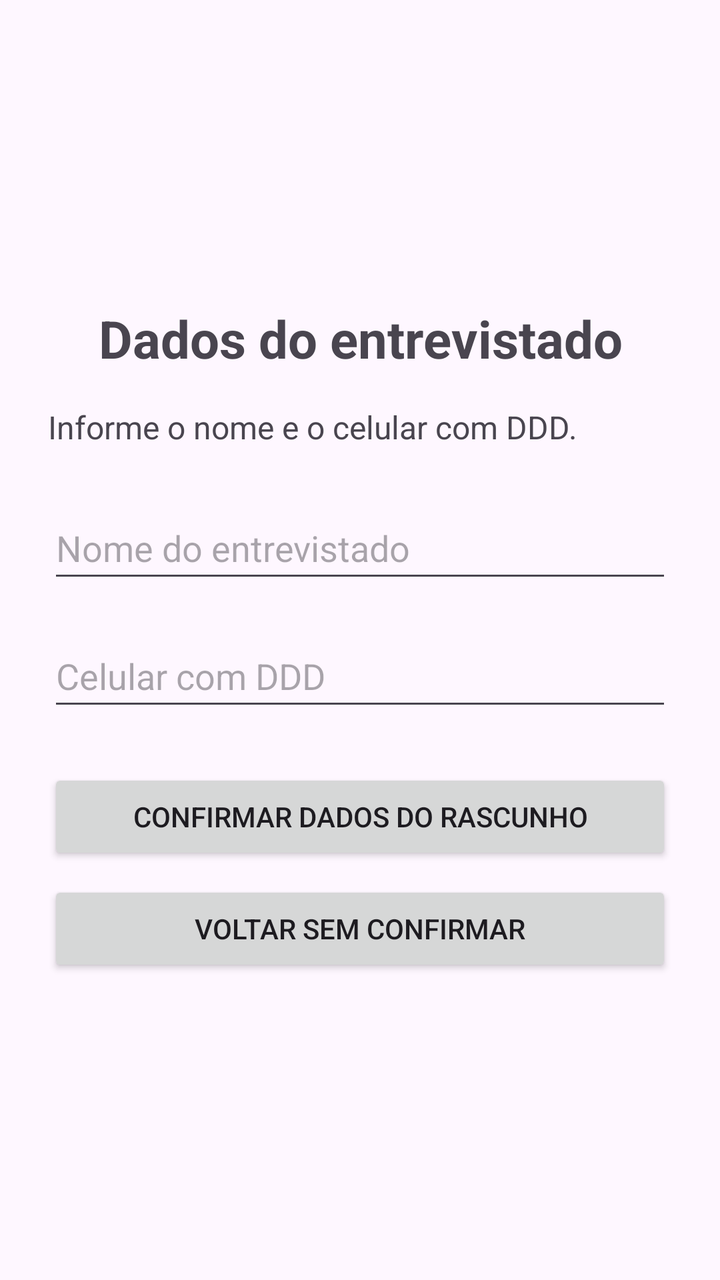
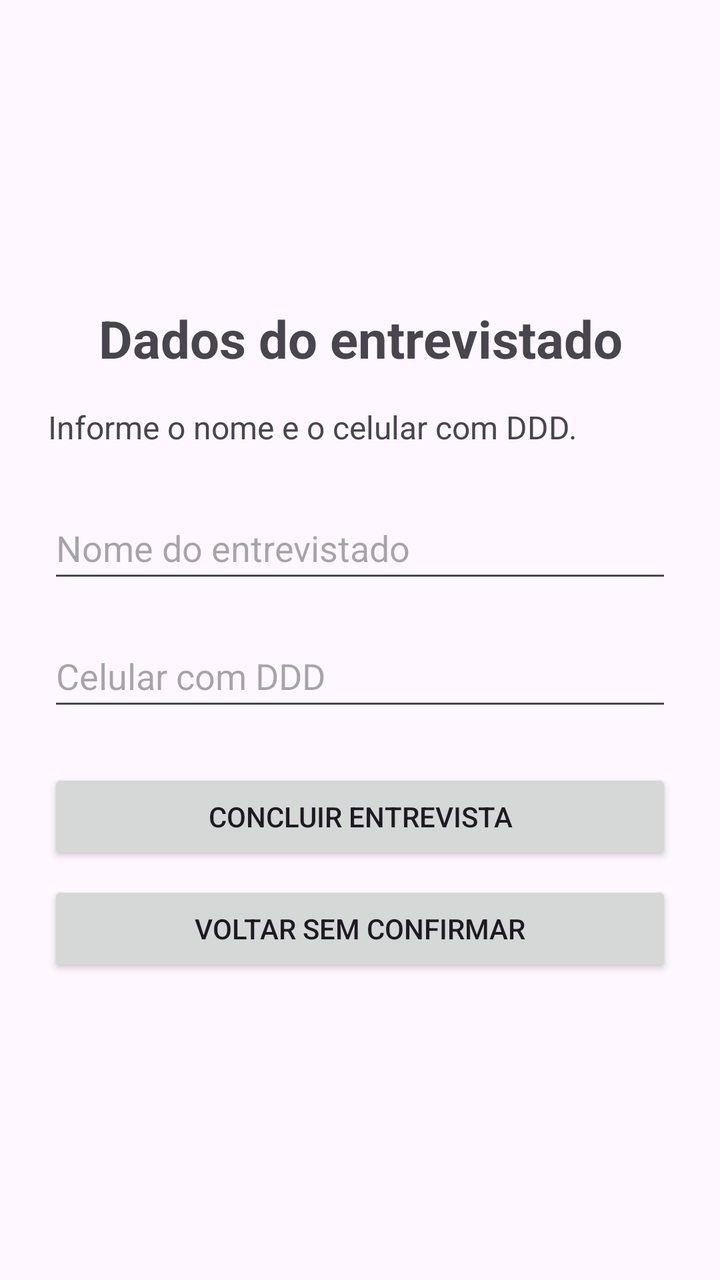

Screens rendered from an Android XML layout before and after an edit, with the pre-edit source and the edit as a unified diff.
<!-- AndroidManifest.xml: application theme Theme.AppEleicao -->
<!-- res/layout/activity_dados_entrevistado.xml -->
<?xml version="1.0" encoding="utf-8"?>
<ScrollView
    xmlns:android="http://schemas.android.com/apk/res/android"
    android:id="@+id/main"
    android:layout_width="match_parent"
    android:layout_height="match_parent"
    android:fillViewport="true">

    <LinearLayout
        android:layout_width="match_parent"
        android:layout_height="wrap_content"
        android:orientation="vertical"
        android:gravity="center_vertical"
        android:padding="24dp">

        <TextView
            android:layout_width="match_parent"
            android:layout_height="wrap_content"
            android:text="@string/dados_titulo"
            android:textSize="26sp"
            android:textStyle="bold"
            android:gravity="center" />

        <TextView
            android:layout_width="match_parent"
            android:layout_height="wrap_content"
            android:layout_marginTop="16dp"
            android:text="@string/dados_orientacao"
            android:textSize="16sp" />

        <EditText
            android:id="@+id/etNomeEntrevistado"
            android:layout_width="match_parent"
            android:layout_height="wrap_content"
            android:layout_marginTop="24dp"
            android:minHeight="48dp"
            android:hint="@string/dados_nome"
            android:inputType="textPersonName"
            android:maxLength="100"
            android:maxLines="1" />

        <EditText
            android:id="@+id/etCelularEntrevistado"
            android:layout_width="match_parent"
            android:layout_height="wrap_content"
            android:layout_marginTop="16dp"
            android:minHeight="48dp"
            android:hint="@string/dados_celular"
            android:inputType="phone"
            android:digits="0123456789"
            android:maxLength="11"
            android:maxLines="1" />

        <Button
            android:id="@+id/btnConfirmarDados"
            android:layout_width="match_parent"
            android:layout_height="wrap_content"
            android:layout_marginTop="24dp"
            android:text="@string/dados_confirmar" />

        <Button
            android:id="@+id/btnVoltar"
            android:layout_width="match_parent"
            android:layout_height="wrap_content"
            android:layout_marginTop="8dp"
            android:text="@string/pesquisa_voltar" />

    </LinearLayout>

</ScrollView>
<!-- resources referenced by this layout -->
<resources>
  <string name="dados_celular">Celular com DDD</string>
  <string name="dados_confirmar">Confirmar dados do rascunho</string>
  <string name="dados_nome">Nome do entrevistado</string>
  <string name="dados_orientacao">Informe o nome e o celular com DDD.</string>
  <string name="dados_titulo">Dados do entrevistado</string>
  <string name="pesquisa_voltar">Voltar sem confirmar</string>
  <style name="Theme.AppEleicao" parent="Base.Theme.AppEleicao" />
  <style name="Base.Theme.AppEleicao" parent="Theme.Material3.DayNight.NoActionBar">
          
          
      </style>
</resources>

<!-- the commit's change to res/layout/activity_dados_entrevistado.xml (unified diff, before → after) -->
@@ -56,7 +56,7 @@
             android:layout_width="match_parent"
             android:layout_height="wrap_content"
             android:layout_marginTop="24dp"
-            android:text="@string/dados_confirmar" />
+            android:text="@string/entrevista_concluir" />
 
         <Button
             android:id="@+id/btnVoltar"
<!-- resource entries referenced after the edit -->
@@ -1,10 +1,10 @@
 <!-- resources referenced by this layout -->
 <resources>
   <string name="dados_celular">Celular com DDD</string>
-  <string name="dados_confirmar">Confirmar dados do rascunho</string>
   <string name="dados_nome">Nome do entrevistado</string>
   <string name="dados_orientacao">Informe o nome e o celular com DDD.</string>
   <string name="dados_titulo">Dados do entrevistado</string>
+  <string name="entrevista_concluir">Concluir entrevista</string>
   <string name="pesquisa_voltar">Voltar sem confirmar</string>
   <style name="Theme.AppEleicao" parent="Base.Theme.AppEleicao" />
   <style name="Base.Theme.AppEleicao" parent="Theme.Material3.DayNight.NoActionBar">
